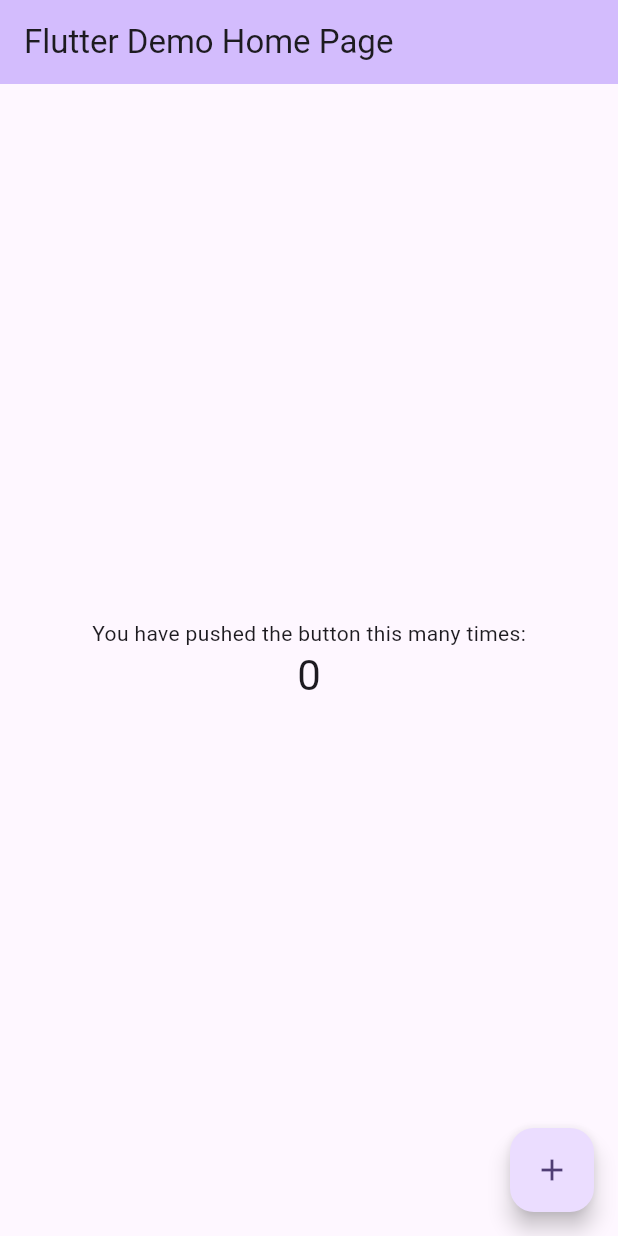
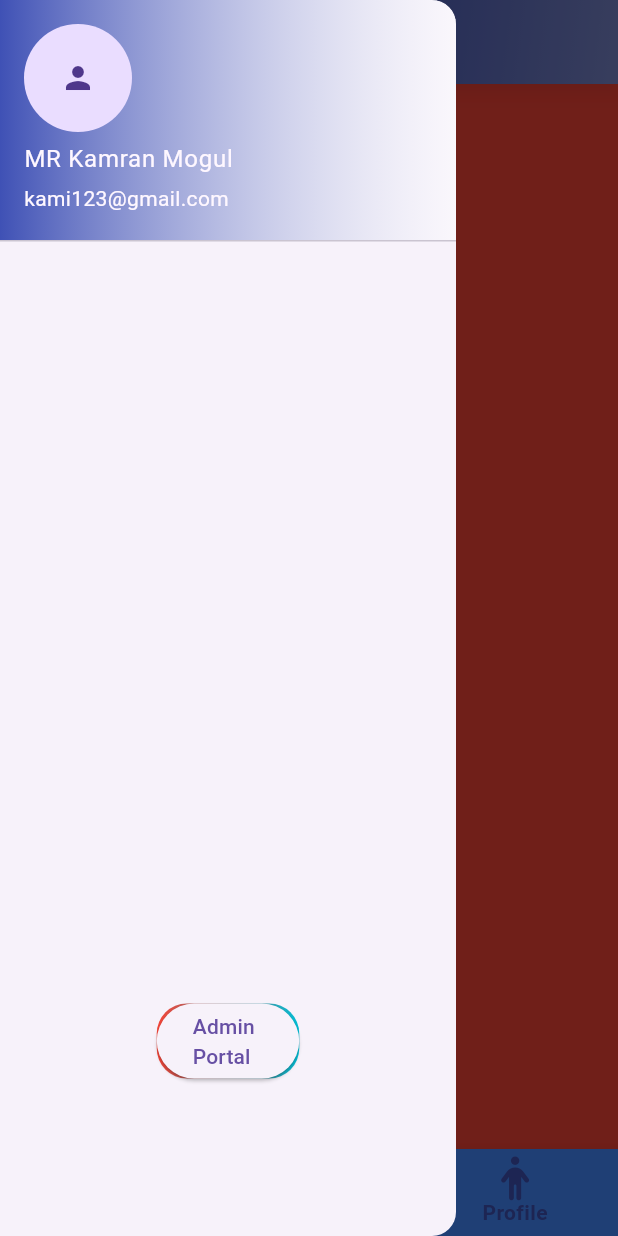
Before and after one commit to shoaib-ahmed-360/E-commerce-App-, a Flutter app: the screen it shows after launch, with the side drawer open (before the commit the screen has no drawer), on a phone screen of 412 x 824 dp. Run offline on Flutter 3.47's test engine with Material 3 defaults, Android fonts, the phone set to English and light mode, and no system bars; drawn by our look-alikes of stylish_bottom_bar; our stand-ins replace font_awesome_flutter.

Commit message:
appbar , bottombar ,drawer

```diff
--- /dev/null
+++ b/lib/bottombars/cart.dart
@@ -0,0 +1,14 @@
+import 'package:flutter/material.dart';
+
+class Cart extends StatelessWidget {
+  const Cart({super.key});
+
+  @override
+  Widget build(BuildContext context) {
+    return Container(
+      color: Colors.yellow,
+      height: MediaQuery.of(context).size.height,
+      width: MediaQuery.of(context).size.width,
+    );
+  }
+}
--- /dev/null
+++ b/lib/bottombars/home.dart
@@ -0,0 +1,14 @@
+import 'package:flutter/material.dart';
+
+class Home extends StatelessWidget {
+  const Home({super.key});
+
+  @override
+  Widget build(BuildContext context) {
+    return Container(
+      color: Colors.red,
+      height: MediaQuery.of(context).size.height,
+      width: MediaQuery.of(context).size.width,
+    );
+  }
+}
--- /dev/null
+++ b/lib/bottombars/profile.dart
@@ -0,0 +1,14 @@
+import 'package:flutter/material.dart';
+
+class Profile extends StatelessWidget {
+  const Profile({super.key});
+
+  @override
+  Widget build(BuildContext context) {
+    return Container(
+      color: Colors.blue,
+      height: MediaQuery.of(context).size.height,
+      width: MediaQuery.of(context).size.width,
+    );
+  }
+}
--- a/lib/main.dart
+++ b/lib/main.dart
@@ -1,3 +1,4 @@
+import 'package:dress_n_design/tabbar_appbar.dart';
 import 'package:flutter/material.dart';
 
 void main() {
@@ -11,112 +12,9 @@
   @override
   Widget build(BuildContext context) {
     return MaterialApp(
-      title: 'Flutter Demo',
-      theme: ThemeData(
-        // This is the theme of your application.
-        //
-        // TRY THIS: Try running your application with "flutter run". You'll see
-        // the application has a purple toolbar. Then, without quitting the app,
-        // try changing the seedColor in the colorScheme below to Colors.green
-        // and then invoke "hot reload" (save your changes or press the "hot
-        // reload" button in a Flutter-supported IDE, or press "r" if you used
-        // the command line to start the app).
-        //
-        // Notice that the counter didn't reset back to zero; the application
-        // state is not lost during the reload. To reset the state, use hot
-        // restart instead.
-        //
-        // This works for code too, not just values: Most code changes can be
-        // tested with just a hot reload.
-        colorScheme: .fromSeed(seedColor: Colors.deepPurple),
-      ),
-      home: const MyHomePage(title: 'Flutter Demo Home Page'),
+      debugShowCheckedModeBanner: false,
+      title: 'Dress N Design',
+    home: Bars(),
     );
   }
 }
-
-class MyHomePage extends StatefulWidget {
-  const MyHomePage({super.key, required this.title});
-
-  // This widget is the home page of your application. It is stateful, meaning
-  // that it has a State object (defined below) that contains fields that affect
-  // how it looks.
-
-  // This class is the configuration for the state. It holds the values (in this
-  // case the title) provided by the parent (in this case the App widget) and
-  // used by the build method of the State. Fields in a Widget subclass are
-  // always marked "final".
-
-  final String title;
-
-  @override
-  State<MyHomePage> createState() => _MyHomePageState();
-}
-
-class _MyHomePageState extends State<MyHomePage> {
-  int _counter = 0;
-
-  void _incrementCounter() {
-    setState(() {
-      // This call to setState tells the Flutter framework that something has
-      // changed in this State, which causes it to rerun the build method below
-      // so that the display can reflect the updated values. If we changed
-      // _counter without calling setState(), then the build method would not be
-      // called again, and so nothing would appear to happen.
-      _counter++;
-    });
-  }
-
-  @override
-  Widget build(BuildContext context) {
-    // This method is rerun every time setState is called, for instance as done
-    // by the _incrementCounter method above.
-    //
-    // The Flutter framework has been optimized to make rerunning build methods
-    // fast, so that you can just rebuild anything that needs updating rather
-    // than having to individually change instances of widgets.
-    return Scaffold(
-      appBar: AppBar(
-        // TRY THIS: Try changing the color here to a specific color (to
-        // Colors.amber, perhaps?) and trigger a hot reload to see the AppBar
-        // change color while the other colors stay the same.
-        backgroundColor: Theme.of(context).colorScheme.inversePrimary,
-        // Here we take the value from the MyHomePage object that was created by
-        // the App.build method, and use it to set our appbar title.
-        title: Text(widget.title),
-      ),
-      body: Center(
-        // Center is a layout widget. It takes a single child and positions it
-        // in the middle of the parent.
-        child: Column(
-          // Column is also a layout widget. It takes a list of children and
-          // arranges them vertically. By default, it sizes itself to fit its
-          // children horizontally, and tries to be as tall as its parent.
-          //
-          // Column has various properties to control how it sizes itself and
-          // how it positions its children. Here we use mainAxisAlignment to
-          // center the children vertically; the main axis here is the vertical
-          // axis because Columns are vertical (the cross axis would be
-          // horizontal).
-          //
-          // TRY THIS: Invoke "debug painting" (choose the "Toggle Debug Paint"
-          // action in the IDE, or press "p" in the console), to see the
-          // wireframe for each widget.
-          mainAxisAlignment: .center,
-          children: [
-            const Text('You have pushed the button this many times:'),
-            Text(
-              '$_counter',
-              style: Theme.of(context).textTheme.headlineMedium,
-            ),
-          ],
-        ),
-      ),
-      floatingActionButton: FloatingActionButton(
-        onPressed: _incrementCounter,
-        tooltip: 'Increment',
-        child: const Icon(Icons.add),
-      ),
-    );
-  }
-}
--- /dev/null
+++ b/lib/tabbar_appbar.dart
@@ -0,0 +1,138 @@
+import 'package:dress_n_design/bottombars/cart.dart';
+import 'package:dress_n_design/bottombars/home.dart';
+import 'package:dress_n_design/bottombars/profile.dart';
+import 'package:flutter/material.dart';
+import 'package:font_awesome_flutter/font_awesome_flutter.dart';
+import 'package:stylish_bottom_bar/stylish_bottom_bar.dart';
+
+class Bars extends StatefulWidget {
+  const Bars({super.key});
+
+  @override
+  State<Bars> createState() => _BarsState();
+}
+
+class _BarsState extends State<Bars> {
+  PageController pageController = PageController();
+  int currentstate = 0;
+  @override
+  Widget build(BuildContext context) {
+    return Scaffold(
+      drawer: Drawer(
+        child: Column(
+          children: [
+            UserAccountsDrawerHeader(accountName: Text('MR Kamran Mogul'),
+            accountEmail: Text('kami123@gmail.com'),
+            currentAccountPicture: CircleAvatar(child: Icon(Icons.person),),
+            decoration: BoxDecoration(
+              gradient: LinearGradient(colors: [
+                Colors.indigo,
+                Colors.white38
+              ])
+            ),
+            ),
+           SizedBox(
+            height: 500,
+           ),
+              // ),
+            Container(
+
+                height: 50,
+                width: 95,
+                decoration: BoxDecoration(borderRadius: BorderRadius.circular(20) ,
+                gradient: LinearGradient(colors: [
+                  Colors.red,
+                  Colors.cyan,
+                  // Colors.indigo
+                ])
+                // , color: Colors.deepOrange
+                ),
+
+              child: ElevatedButton(
+                child: Text('Admin Portal'),
+
+                onPressed: () {
+
+                }
+              )
+            )
+            // ElevatedButton(onPressed: () {}, child: Text('Admin Portal'))
+          ],
+        ),
+
+      ),
+      appBar: AppBar(
+  title: const Text(
+    'Dress N Design',
+    style: TextStyle(
+      color: Colors.white,
+      fontSize: 22,
+      fontWeight: FontWeight.w300,
+      fontStyle: FontStyle.italic,
+      letterSpacing: 2.0,
+      fontFamily: 'Serif', // Use a premium font family if available
+    ),
+  ),
+  centerTitle: true,
+  elevation: 4,
+  shadowColor: Colors.black.withOpacity(0.25),
+  flexibleSpace: Container(
+    decoration: const BoxDecoration(
+      gradient: LinearGradient(
+        begin: Alignment.topLeft,
+        end: Alignment.bottomRight,
+        colors: [
+          Color(0xFF1A237E), // Deep Royal Indigo
+          Color(0xFF3F51B5), // Vibrant Indigo
+          Color(0xFF7986CB), // Soft Indigo Accent
+        ],
+      ),
+    ),
+  ),
+
+),
+
+      body: PageView(
+        controller: pageController,
+        onPageChanged: (index) {
+          setState(() {
+            currentstate = index;
+          });
+        } ,
+        children: [
+          Home(),
+          Cart(),
+          Profile()
+        ],
+      ),
+      bottomNavigationBar: StylishBottomBar(
+        gradient: LinearGradient(colors: [
+          Colors.blueAccent,
+          Colors.white38
+        ]),
+        currentIndex: currentstate,
+        onTap: (index) => setState(() {
+          currentstate = index;
+          if(pageController.hasClients){
+            pageController.jumpToPage(index);
+          }
+        }),
+
+        items:[
+       BottomBarItem(icon: (FaIcon(FontAwesomeIcons.house , color: Colors.indigo,)), title: Text("Home" , style: TextStyle(color: Colors.indigo),)),
+       BottomBarItem(icon: FaIcon(FontAwesomeIcons.cartShopping , color: Colors.indigo,), title: Text('Cart' ,style: TextStyle(color: Colors.indigo),)),
+       BottomBarItem(icon: FaIcon(FontAwesomeIcons.person , color: Colors.indigo,), title: Text('Profile' , style: TextStyle(color: Colors.indigo),))
+        ] ,
+        option: AnimatedBarOptions(iconStyle: IconStyle.animated)),
+      // bottomNavigationBar: BottomAppBar(
+      //  child: Row(
+      //    children: [
+      //      Icon(Icons.home),
+
+      //    ],
+      //  ),
+
+      // ),
+    );
+  }
+}
--- a/pubspec.yaml
+++ b/pubspec.yaml
@@ -34,6 +34,8 @@
   # The following adds the Cupertino Icons font to your application.
   # Use with the CupertinoIcons class for iOS style icons.
   cupertino_icons: ^1.0.8
+  stylish_bottom_bar: ^1.1.1
+  font_awesome_flutter: ^11.0.0
 
 dev_dependencies:
   flutter_test:
```
Also changed, not shown: pubspec.lock.
